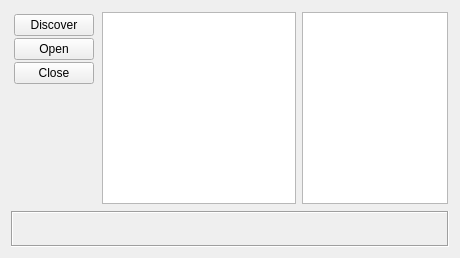
Above: hatdiscovery.ui from MccDv/mdihattest before the change. Below: the same form after it.
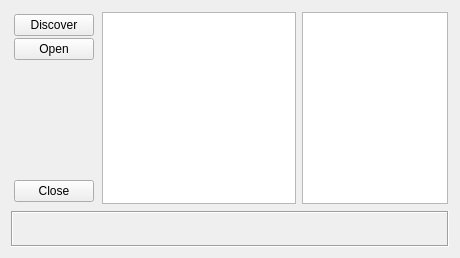
That is the form after the change.

Diff of the .ui file:
```diff
--- a/hatdiscovery.ui
+++ b/hatdiscovery.ui
@@ -91,13 +91,6 @@
            </property>
           </widget>
          </item>
-         <item>
-          <widget class="QPushButton" name="cmdClose">
-           <property name="text">
-            <string>Close</string>
-           </property>
-          </widget>
-         </item>
          <item>
           <spacer name="verticalSpacer_2">
            <property name="orientation">
@@ -111,6 +104,13 @@
            </property>
           </spacer>
          </item>
+         <item>
+          <widget class="QPushButton" name="cmdClose">
+           <property name="text">
+            <string>Close</string>
+           </property>
+          </widget>
+         </item>
         </layout>
        </widget>
       </item>
```
Left out of the diff: 2 changed lines with no effect on the pictures.
